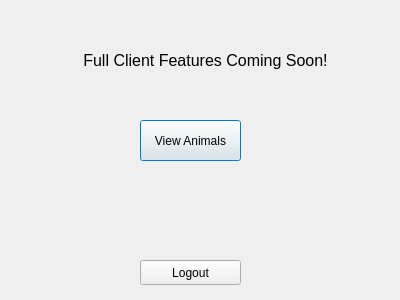
The window that deliverable2-code/clienthomepage.ui (ashleefoureyes/quackjaws) describes before a commit, drawn with Qt 5.
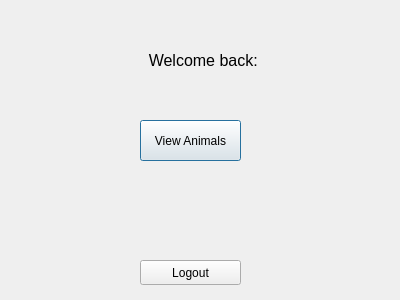
The same window after the commit.

Commit message: Changed Storage to ClientStorage and changed functionality to more closely match AnimalStorage

```diff
--- a/deliverable2-code/clienthomepage.ui
+++ b/deliverable2-code/clienthomepage.ui
@@ -54,7 +54,7 @@
     </font>
    </property>
    <property name="text">
-    <string>Full Client Features Coming Soon!</string>
+    <string>Welcome back: </string>
    </property>
    <property name="alignment">
     <set>Qt::AlignCenter</set>
```
Left out of the diff: 2 changed lines with no effect on the pictures. The commit also changes 18 other files.
